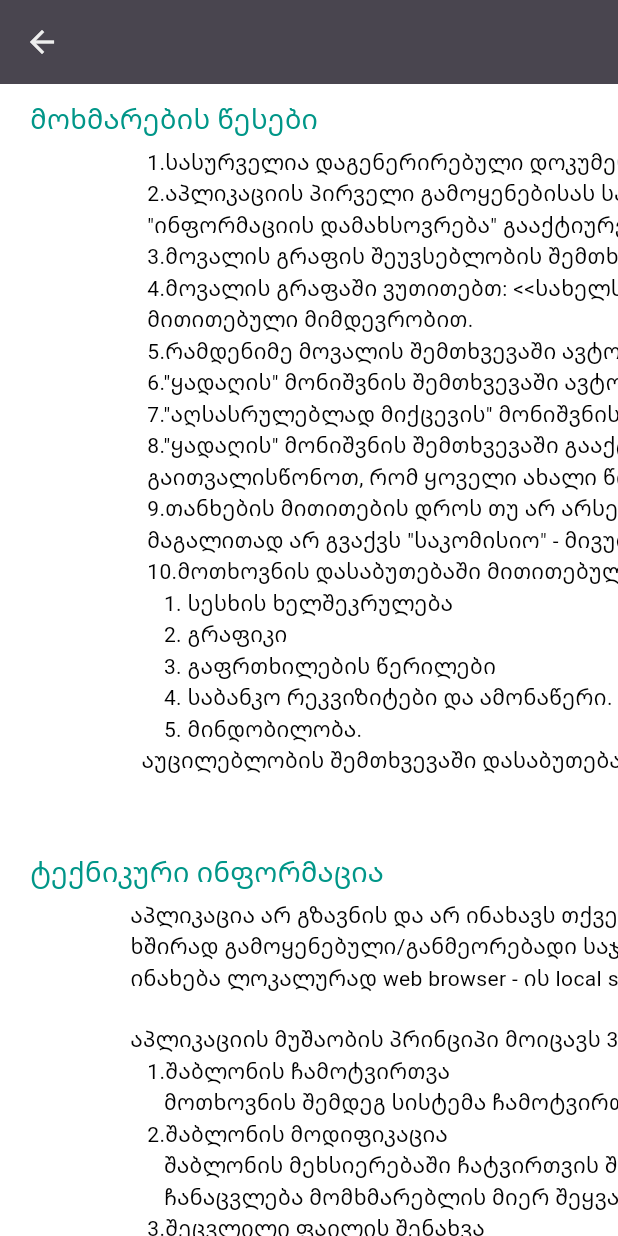
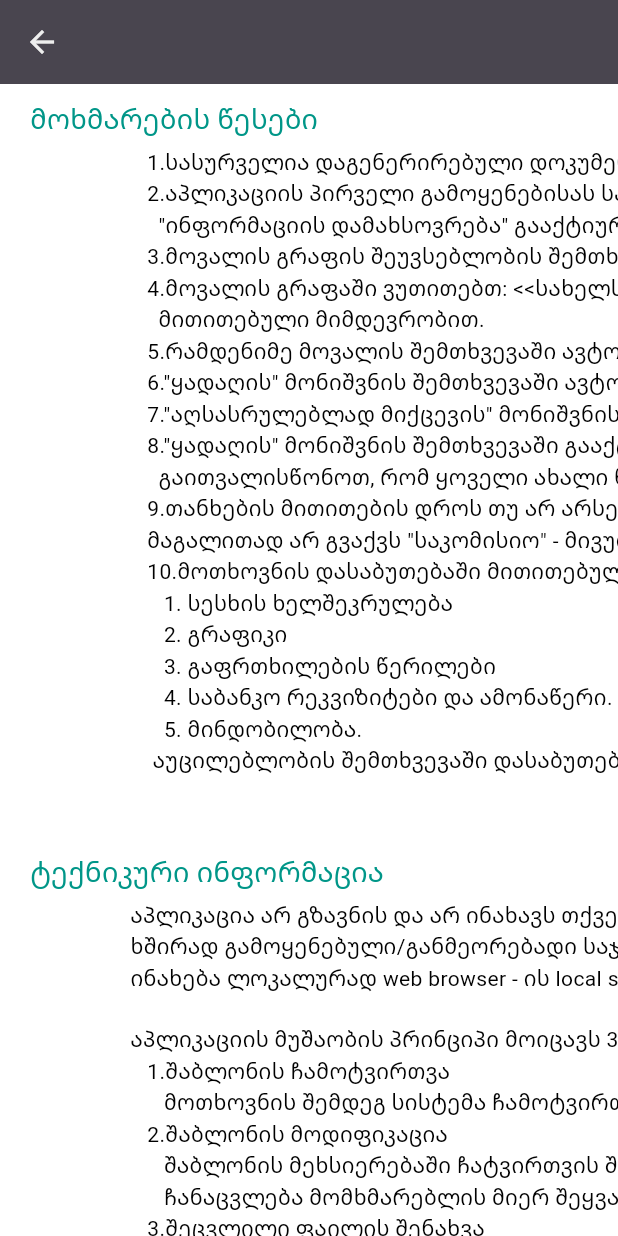
Before and after one commit to jabaere/enfappbuilder, a Flutter app: the InstructionsScreen screen opened directly, on a phone screen of 412 x 824 dp. Run offline on Flutter 3.47's test engine with Material 3 defaults, Android fonts, the phone set to English and light mode, and no system bars; our stand-ins replace localstorage, quickalert; missing offline and left inert: dart:html, docx_template, syncfusion_flutter_pdf, universal_html.

Commit message:
fix instructions

```diff
--- a/lib/screens/instructions.dart
+++ b/lib/screens/instructions.dart
@@ -23,17 +23,17 @@ class InstructionsScreen extends StatelessWidget {
               children: [
                 buildContent('მოხმარების წესები',[
                   '''
-                     1.სასურველია დაგენერირებული დოკუმენტი გახსნათ Microsoft Word - ის საშუალებით(ასევე აქვს LibreOffice მხარდაჭერა).
+                     1.სასურველია დაგენერირებული დოკუმენტი გახსნათ Microsoft Word - ის საშუალებით.
                      2.აპლიკაციის პირველი გამოყენებისას სასურველია შეინახოთ აპლიკანტის შესახებ ინფორმაცია მონიშვნის
-                     "ინფორმაციის დამახსოვრება" გააქტიურებით.
+                       "ინფორმაციის დამახსოვრება" გააქტიურებით.
                      3.მოვალის გრაფის შეუვსებლობის შემთხვევაში აპლიკაცია გიჩვენებთ შეცდომას და ფაილი არ დაგენერირდება
                      4.მოვალის გრაფაში ვუთითებთ: <<სახელს << გვარს << პირად ნომერს << მისამართს << ტელეფონის ნომერს
-                     მითითებული მიმდევრობით.
+                       მითითებული მიმდევრობით.
                      5.რამდენიმე მოვალის შემთხვევაში ავტომატურად მოინიშნება "სოლიდარული" მოთხოვნის გრაფა.
                      6."ყადაღის" მონიშვნის შემთხვევაში ავტომატურად მონიშნება "აღსასრულებლად მიქცევის" გრაფაც.
                      7."აღსასრულებლად მიქცევის" მონიშვნის გააქტიურება შესაძლებელია დამოუკიდებლადაც.
                      8."ყადაღის" მონიშვნის შემთხვევაში გააქტიურდება ქონების გრაფა, რომლის შევსებისას უნდა
-                     გაითვალისწონოთ, რომ ყოველი ახალი წინადადება უნდა დაიწყოს ახალი ხაზიდან.
+                       გაითვალისწონოთ, რომ ყოველი ახალი წინადადება უნდა დაიწყოს ახალი ხაზიდან.
                      9.თანხების მითითების დროს თუ არ არსებობს რომელიმე მოთხოვნა შესაბამის გრაფაში ვწერთ 0 - ს,
                      მაგალითად არ გვაქვს "საკომისიო" - მივუთითებთ 0-ს და ა.შ.
                      10.მოთხოვნის დასაბუთებაში მითითებულია ზოგადი ინფორმაცია:
@@ -42,7 +42,7 @@ class InstructionsScreen extends StatelessWidget {
                         3.	გაფრთხილების წერილები
                         4.	საბანკო რეკვიზიტები და ამონაწერი.
                         5.	მინდობილობა.
-                    აუცილებლობის შემთხვევაში დასაბუთება შეგიძლიათ დააკორექტიროთ ხელით.
+                      აუცილებლობის შემთხვევაში დასაბუთება შეგიძლიათ დააკორექტიროთ ხელით.
                   '''
                   ]),
                 buildContent('ტექნიკური ინფორმაცია',[
```
Also changed, not shown: lib/home.dart (+7 -12 lines), 1 other file.
